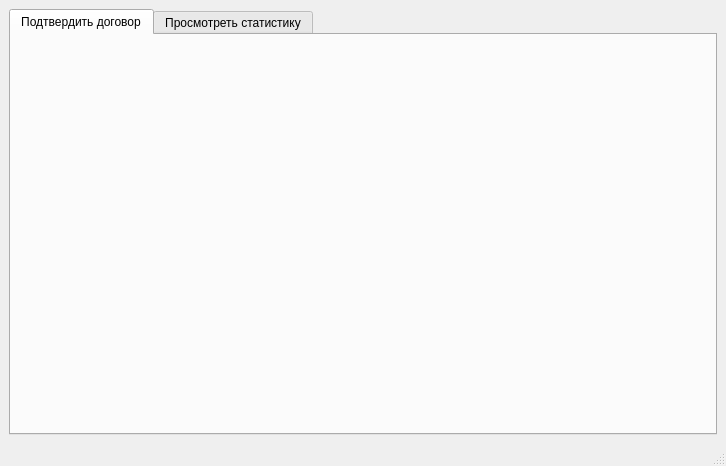
Old version of the form MDKP/accountantwindow.ui in the repository MiFit1/OSOGO.
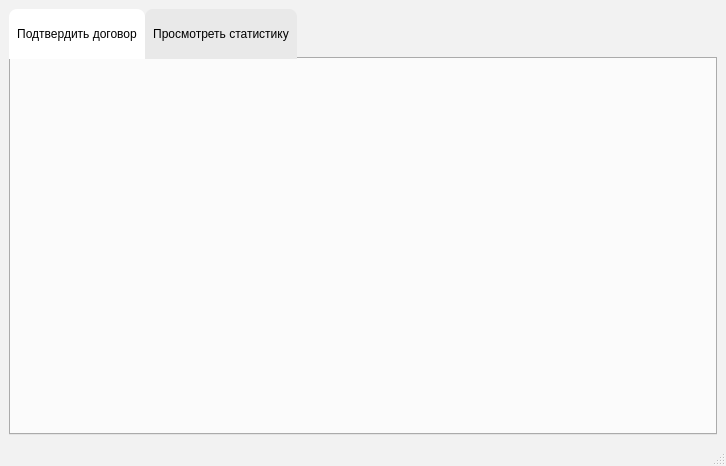
New version of the form. The open tabs and pages were chosen to show the change.

What changed in the file:
```diff
--- a/MDKP/accountantwindow.ui
+++ b/MDKP/accountantwindow.ui
@@ -13,10 +13,30 @@
   <property name="windowTitle">
    <string>MainWindow</string>
   </property>
+  <property name="styleSheet">
+   <string notr="true">QMainWindow {
+    background-color: #f2f2f2; /* Светло-серый цвет фона */
+}</string>
+  </property>
   <widget class="QWidget" name="centralwidget">
    <layout class="QHBoxLayout" name="horizontalLayout">
     <item>
      <widget class="QTabWidget" name="tabWidget">
+      <property name="styleSheet">
+       <string notr="true">QTabBar::tab { 
+	font: 500 8pt &quot;Montserrat Medium&quot;;
+    background:	#e9e9e9;
+    border-top-left-radius: 8px;
+    border-top-right-radius: 8px;
+	height: 34 px;
+	padding: 8px;
+}
+
+QTabBar::tab:selected {
+    background-color: white;
+}
+</string>
+      </property>
       <property name="currentIndex">
        <number>1</number>
       </property>
@@ -26,7 +46,11 @@
        </attribute>
        <layout class="QVBoxLayout" name="verticalLayout">
         <item>
-         <widget class="QWidget" name="ParentWidgetConfirmContract" native="true"/>
+         <widget class="QWidget" name="ParentWidgetConfirmContract" native="true">
+          <property name="styleSheet">
+           <string notr="true"/>
+          </property>
+         </widget>
         </item>
        </layout>
       </widget>
```
Left out of the diff: 2 changed lines with no effect on the pictures.
